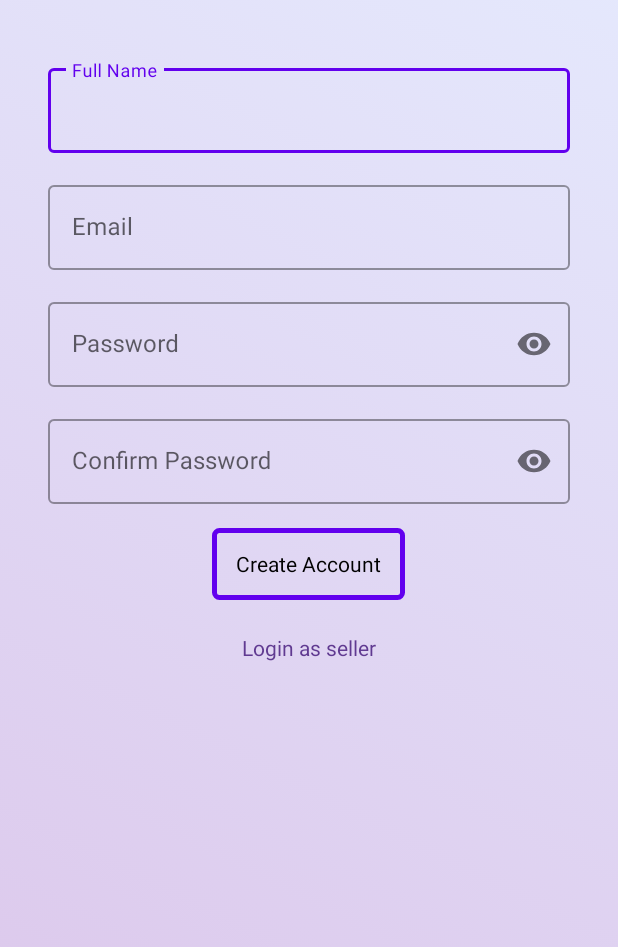
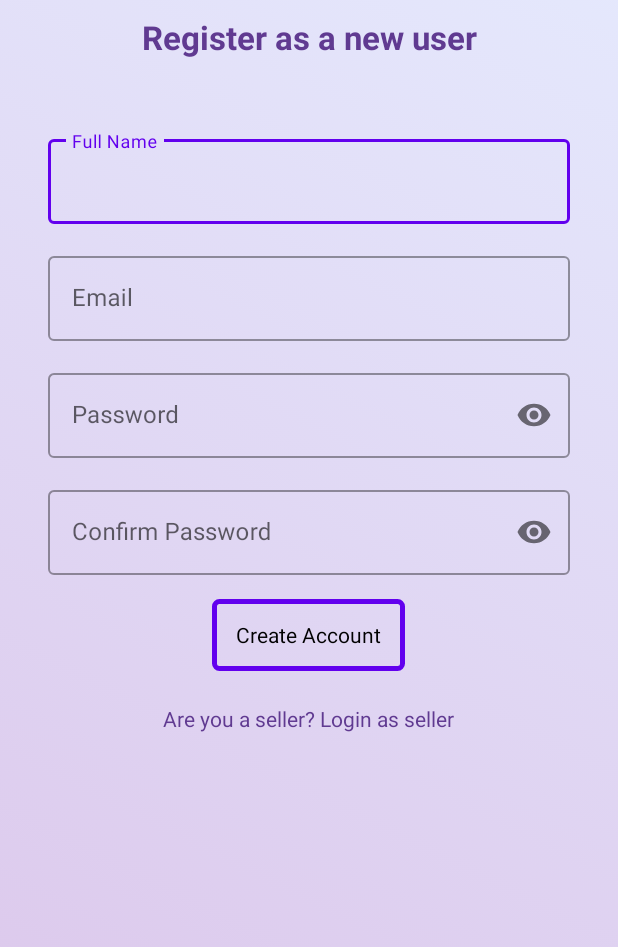
Before and after one commit to dhanthalaprat/StoreHunt, an Android app: the SignupActivity screen opened directly, with no data from a screen before it, on a phone screen of 412 x 824 dp, the part 129-1076 px from its top. Run offline under Robolectric (Android 15) with nearby library versions, the phone set to English and light mode, and no system bars; our stand-ins replace Firebase (no records; nobody signed in at launch, a user with empty details on screens opened directly); Roboto replaces fonts that are not available here.

Commit message:
UI edits

```diff
--- a/app/src/main/java/com/example/numad22fa_team49_project/CheckoutDialog.java
+++ b/app/src/main/java/com/example/numad22fa_team49_project/CheckoutDialog.java
@@ -113,7 +113,7 @@ public class CheckoutDialog extends AppCompatDialogFragment {
                         Log.d("TAG_285", "onClick: "+productHome.getSeller_id());
                         DatabaseReference ref = FirebaseDatabase.getInstance().getReference("seller").child(productHome.getSeller_id());
 //                        NewOrderModel(String productName, String productPrice, String userName, String userId, String street, String city, String state, String country, String zipcode, String image_uri)
-                        NewOrderModel order = new NewOrderModel(productHome.getName(),productHome.getPrice(),"name",
+                        NewOrderModel order = new NewOrderModel(productHome.getName(),productHome.getPrice(),fullName.getText().toString(),
                                 mAuth.getUid(), street.getText().toString(), city.getText().toString(), state.getText().toString(),
                                 country.getText().toString(),zipCode.getText().toString(),productHome.getImage_uri());
                         ref.child("orders").push().setValue(order);
--- a/app/src/main/java/com/example/numad22fa_team49_project/SignupActivity.java
+++ b/app/src/main/java/com/example/numad22fa_team49_project/SignupActivity.java
@@ -41,7 +41,7 @@ public class SignupActivity extends AppCompatActivity implements View.OnClickLis
         loginAsSeller.setOnClickListener(new View.OnClickListener() {
             @Override
             public void onClick(View view) {
-
+                startActivity(new Intent(SignupActivity.this,SellerLoginActivity.class));
             }
         });
     }
--- a/app/src/main/java/com/example/numad22fa_team49_project/ViewOrdersActivity.java
+++ b/app/src/main/java/com/example/numad22fa_team49_project/ViewOrdersActivity.java
@@ -93,8 +93,8 @@ public class ViewOrdersActivity extends AppCompatActivity {
             @Override
             public void onDataChange(@NonNull DataSnapshot snapshot) {
                 for(DataSnapshot data : snapshot.getChildren()){
-                    GeneralProductHome product = data.getValue(GeneralProductHome.class);
-                    productsInOrders.add(product);
+                    NewOrderModel product = data.getValue(NewOrderModel.class);
+                    orderModels.add(product);
                 }
 //                generalProductHomeAdapter.notifyDataSetChanged();
                 newOrderRecyclerViewAdapter.notifyDataSetChanged();
--- a/app/src/main/res/layout/activity_signup.xml
+++ b/app/src/main/res/layout/activity_signup.xml
@@ -29,12 +29,22 @@
                 android:layout_width="match_parent"
                 android:layout_height="wrap_content"
                 android:layout_marginTop="32dp"
-                android:layout_marginBottom="24dp"
                 android:gravity="center"
                 android:text="@string/app_title"
                 android:textColor="#603a91"
                 android:textSize="40sp"
                 android:textStyle="bold" />
+
+            <TextView
+                android:layout_width="match_parent"
+                android:layout_height="wrap_content"
+                android:text="Register as a new user"
+                android:textColor="#603a91"
+                android:textSize="22sp"
+                android:textStyle="bold"
+                android:gravity="center"
+                android:layout_marginBottom="32dp"
+                android:layout_marginTop="10dp"/>
 
             <com.google.android.material.textfield.TextInputLayout
                 style="@style/Widget.MaterialComponents.TextInputLayout.OutlinedBox"
--- a/app/src/main/res/values/strings.xml
+++ b/app/src/main/res/values/strings.xml
@@ -12,7 +12,7 @@
     <string name="re_password_hint">Confirm Password</string>
     <string name="signup_cta">Create Account</string>
     <string name="login_from_signup">Existing User? Login</string>
-    <string name="login_as_seller">Login as seller</string>
+    <string name="login_as_seller">Are you a seller? Login as seller</string>
     <string name="login_cta">Login</string>
     <string name="signup_from_login">New User?  SignUp</string>
     <string name="seller_signup_from_login">New Seller?  SignUp</string>
```
Also changed, not shown: app/src/main/java/com/example/numad22fa_team49_project/HomeActivity.java (+7 -7 lines), app/src/main/res/layout/activity_login.xml (+12 -2 lines), app/src/main/res/layout/activity_seller_login.xml (+20 -7 lines), app/src/main/res/layout/activity_seller_registeration.xml (+16 -6 lines).
